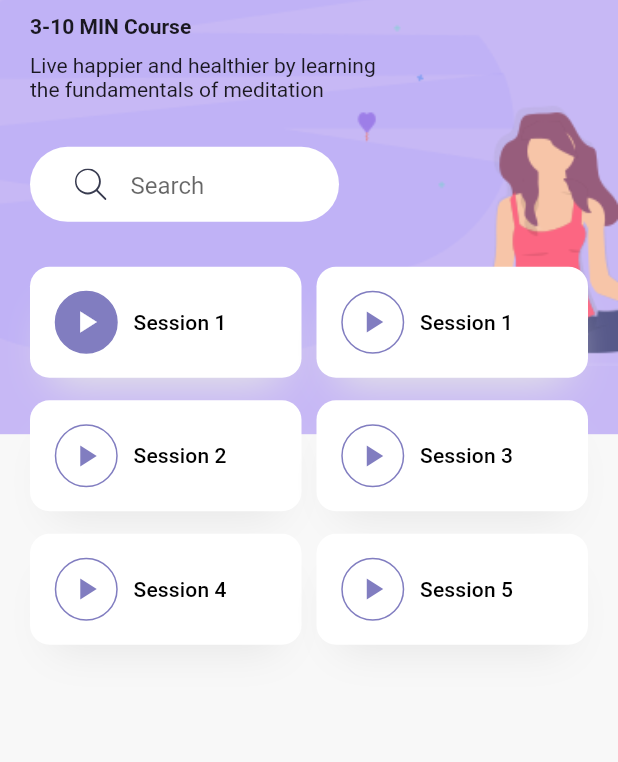
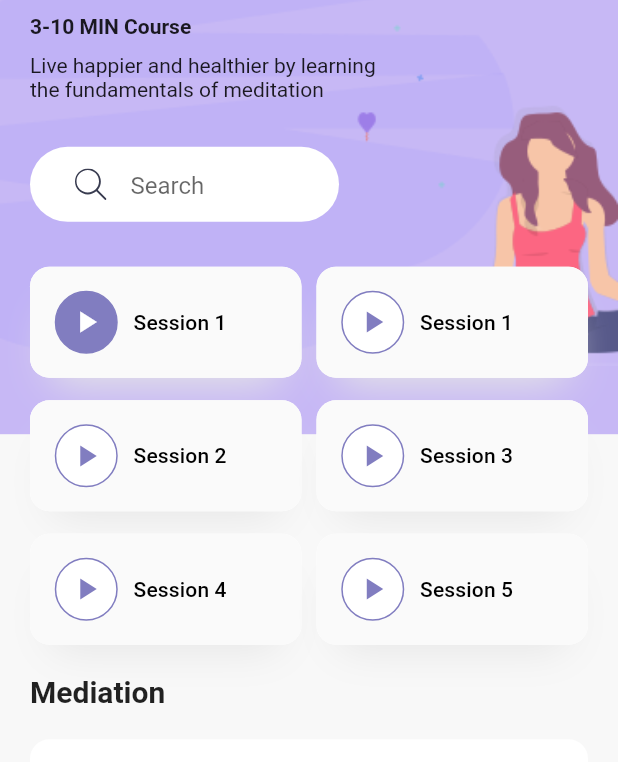
Before and after one commit to nsakenov/meditation_app_ui, a Flutter app: the DetailScreen screen opened directly, on a phone screen of 412 x 824 dp, the part 122-884 px from its top. Run offline on Flutter 3.47's test engine with Material 2 defaults, Android fonts, the phone set to English and light mode, and no system bars; our stand-ins replace flutter_svg.

Commit message:
detail screen wip

```diff
--- a/lib/detail_screen.dart
+++ b/lib/detail_screen.dart
@@ -58,15 +58,39 @@ class DetailScreen extends StatelessWidget {
                       SessionCard(
                         sessionNum: 1,
                         isDone: true,
+                        press: () {},
                       ),
                       ...List.generate(
                         5,
                         (index) => SessionCard(
                           sessionNum: index + 1,
                           isDone: false,
+                          press: () {},
                         ),
                       )
                     ],
+                  ),
+                  SizedBox(height: 20),
+                  Text(
+                    'Mediation',
+                    style: Theme.of(context).textTheme.headline6!.copyWith(
+                          fontWeight: FontWeight.bold,
+                        ),
+                  ),
+                  Container(
+                    margin: EdgeInsets.symmetric(vertical: 20),
+                    height: 90,
+                    decoration: BoxDecoration(
+                      color: Colors.white,
+                      borderRadius: BorderRadius.circular(13),
+                      boxShadow: [
+                        BoxShadow(
+                            offset: Offset(0, 17),
+                            blurRadius: 23,
+                            spreadRadius: -13,
+                            color: kShadowColor)
+                      ],
+                    ),
                   )
                 ],
               ),
@@ -82,17 +106,18 @@ class SessionCard extends StatelessWidget {
   SessionCard({
     required this.sessionNum,
     this.isDone = false,
+    required this.press,
   });
 
   final int sessionNum;
   final bool isDone;
+  final VoidCallback press;
 
   @override
   Widget build(BuildContext context) {
     return LayoutBuilder(builder: (context, constraint) {
       return Container(
         width: constraint.maxWidth / 2 - 5,
-        padding: EdgeInsets.all(16),
         decoration: BoxDecoration(
           color: Colors.white,
           borderRadius: BorderRadius.circular(13),
@@ -103,11 +128,16 @@ class SessionCard extends StatelessWidget {
               spreadRadius: -13,
               color: kShadowColor,
             )
-            ]),
+          ],
+        ),
         child: Material(
-          color: Colors.transparent,
+          borderRadius: BorderRadius.circular(13),
+          shadowColor: kShadowColor,
+          clipBehavior: Clip.hardEdge,
           child: InkWell(
-            onTap: () {},
+            onTap: press,
+            child: Padding(
+              padding: EdgeInsets.all(16),
               child: Row(
                 children: [
                   Container(
@@ -132,6 +162,7 @@ class SessionCard extends StatelessWidget {
               ),
             ),
           ),
+        ),
       );
     });
   }
```
Lines whose indentation alone changed are shown as unchanged.
